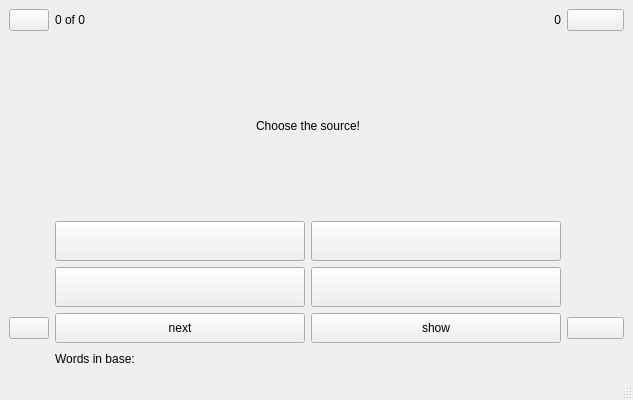
Before: the Qt Designer form engWords/mainwindow.ui in Vladimir-Khlghatyan/engWords, drawn with Qt 5.
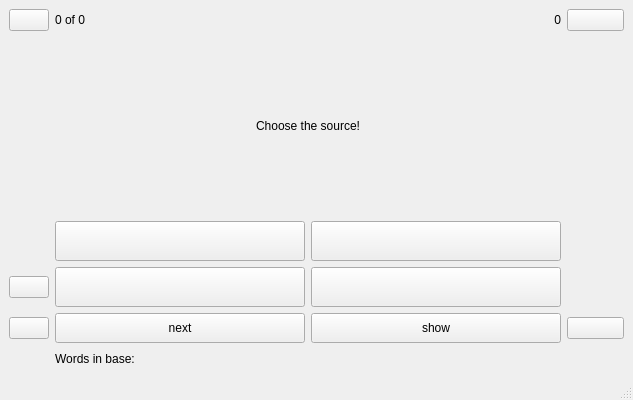
After: the same form once the commit is applied.

Commit message: ADD init 'class SplitDialog'

What changed in the file:
```diff
--- a/engWords/mainwindow.ui
+++ b/engWords/mainwindow.ui
@@ -206,6 +206,9 @@
       </property>
      </widget>
     </item>
+    <item row="8" column="0">
+     <widget class="QPushButton" name="splitBtn"/>
+    </item>
    </layout>
   </widget>
   <widget class="QMenuBar" name="menubar">
```
The commit also changes 12 other files.
